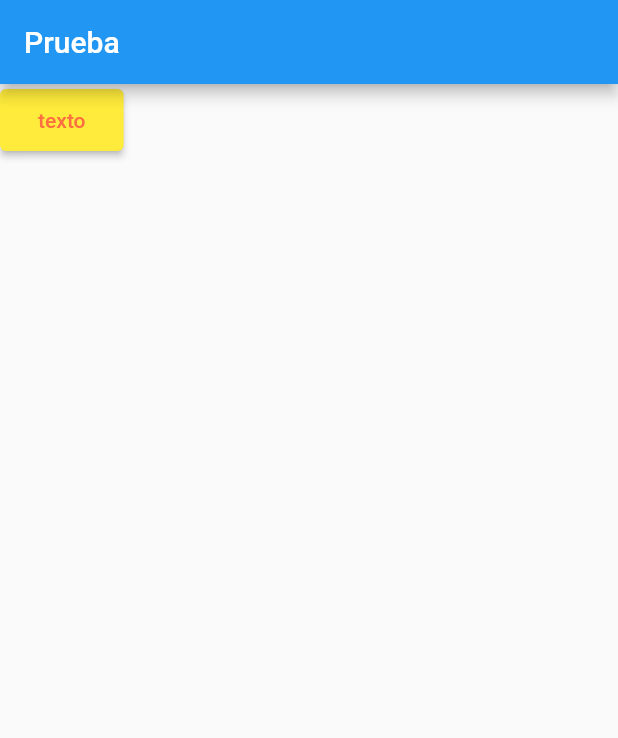
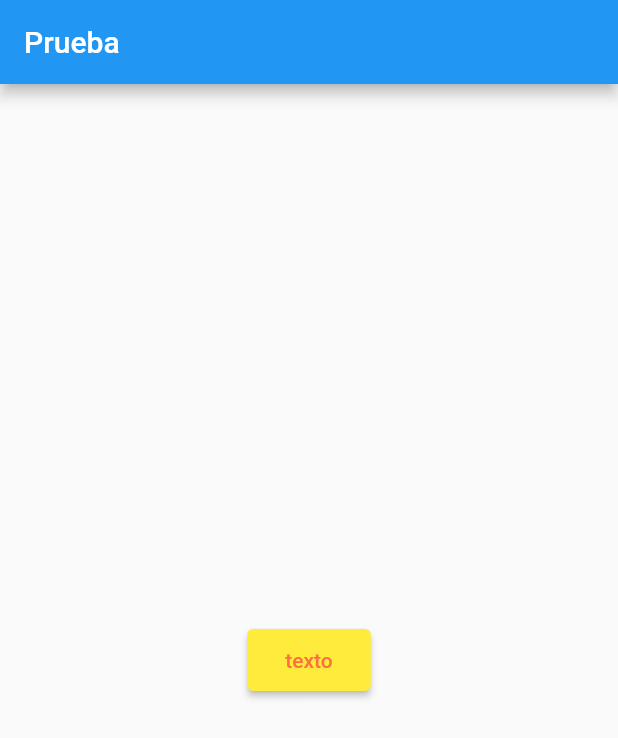
Before and after one commit to TottiDev/flutter_application_1, a Flutter app: the screen it shows after launch, on a phone screen of 412 x 824 dp. Shown: the top 738 px of the screen. Run offline on Flutter 3.47's test engine with Material 2 defaults, Android fonts, the phone set to English and light mode, and no system bars.

Commit message:
aligment nuevo

```diff
--- a/lib/helpers/MyHomePage.dart
+++ b/lib/helpers/MyHomePage.dart
@@ -37,20 +37,39 @@ class _MyHomePageState extends State<MyHomePage>
       appBar: AppBar(
         title: Text("Prueba"),
       ),
-      body: opcion(),
+      body: Stack(
+        children: [
+          Bebidas(),
+        ],
+      ),
     );
   }
-  Widget opcion(){
+
+  Widget Bebidas() {
     return Container(
+      alignment: const Alignment(0, 0),
       child: ElevatedButton(
         onPressed: () {},
         child: Text("texto"),
         style: ElevatedButton.styleFrom(
             primary: Colors.yellow,
             onPrimary: Colors.deepOrangeAccent,
-              padding: EdgeInsets.all(10.0),
+            //padding: EdgeInsets.all(10.0),
             minimumSize: Size(_screenHeight * 0.1, _screenWidth * 0.1)),
-        )
+      ),
     );
   }
+
+  Widget Comidas() {
+    return Container(
+        child: ElevatedButton(
+      onPressed: () {},
+      child: Text("Comidas"),
+      style: ElevatedButton.styleFrom(
+          primary: Colors.yellow,
+          onPrimary: Colors.deepOrangeAccent,
+          //padding: EdgeInsets.all(10.0),
+          minimumSize: Size(_screenHeight * 0.1, _screenWidth * 0.1)),
+    ));
   }
+}
```
Also changed, not shown: lib/helpers/caja.dart (added). Lines whose indentation alone changed are shown as unchanged.
